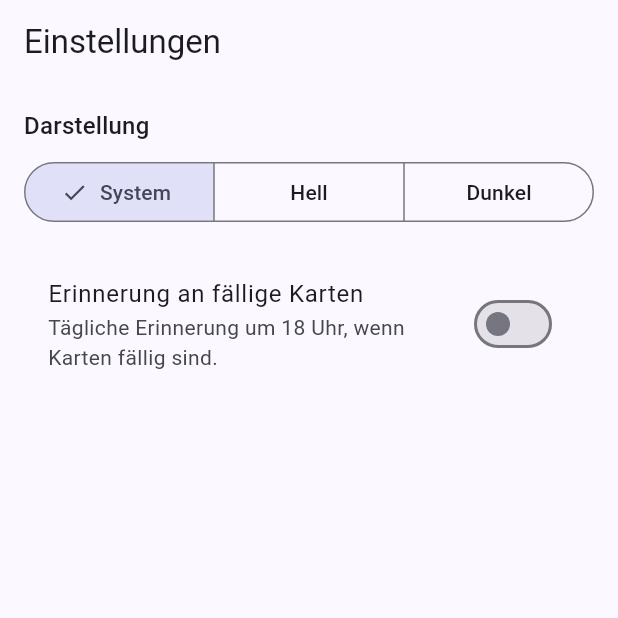
After one commit to aijoshgx-maker/meine_app, a Flutter app: the screen it shows after launch, scrolled down 545 dp, after a tap on the "settings" icon, on a phone screen of 412 x 824 dp, the top half of it. The commit adds this screen. Run offline on Flutter 3.47's test engine with Material 3 defaults, Android fonts, the phone set to English and light mode, and no system bars; our stand-ins replace fl_chart, flutter_local_notifications, flutter_riverpod, go_router, hive, hive_flutter and 1 more; accounts and stored records are empty.

Commit message:
Phase 8: theme toggle, haptics, animations, break reminder, notifications
- Manual dark/light/system theme toggle (Settings screen), persisted in a
  new app_settings Hive box, deferred from Phase 4.
- Haptic feedback on answer selection (selectionClick) and on revealing
  correct/incorrect (light/medium impact) - both fired from
  QuizSessionController so they happen once per action, not per rebuild.
- AnimatedSwitcher between recall -> confidence -> reveal phases and
  between questions.
- One-shot gentle break reminder (MaterialBanner) after ~27 minutes of
  continuous quiz activity (session_break_provider.dart), not a repeating
  nag.
- flutter_local_notifications-based daily due-card reminder
  (notification_service.dart): a single reusable notification slot,
  rescheduled opportunistically whenever the dashboard computes a
  due-count, using inexactAllowWhileIdle to avoid the Android 12+ exact-
  alarm permission flow. POST_NOTIFICATIONS is requested lazily from a
  Settings toggle, never unprompted on first launch. Timezone fixed to
  Europe/Berlin (simplification for this personal app, noted in code).
  Pure scheduling-time math is unit tested; the actual plugin call needs
  manual on-device verification (Android 13+ permission prompt, real
  notification delivery).

```diff
--- a/lib/app/app.dart
+++ b/lib/app/app.dart
@@ -1,12 +1,16 @@
 import 'package:flutter/material.dart';
+import 'package:flutter_riverpod/flutter_riverpod.dart';
 
 import 'router.dart';
+import 'settings_providers.dart';
 
-class Ap2App extends StatelessWidget {
+class Ap2App extends ConsumerWidget {
   const Ap2App({super.key});
 
   @override
-  Widget build(BuildContext context) {
+  Widget build(BuildContext context, WidgetRef ref) {
+    final themeMode = ref.watch(themeModeProvider);
+
     return MaterialApp.router(
       title: 'AP2 Industriemechaniker',
       theme: ThemeData(
@@ -20,7 +24,7 @@ class Ap2App extends StatelessWidget {
         ),
         useMaterial3: true,
       ),
-      themeMode: ThemeMode.system,
+      themeMode: themeMode,
       routerConfig: router,
     );
   }
--- a/lib/app/router.dart
+++ b/lib/app/router.dart
@@ -5,6 +5,7 @@ import '../features/dashboard/screens/dashboard_screen.dart';
 import '../features/pruefungssimulation/screens/pruefungs_auswahl_screen.dart';
 import '../features/quiz/providers/quiz_modus.dart';
 import '../features/quiz/screens/quiz_screen.dart';
+import '../features/settings/screens/settings_screen.dart';
 
 final router = GoRouter(
   routes: [
@@ -21,5 +22,9 @@ final router = GoRouter(
       path: '/arbeitsauftrag',
       builder: (context, state) => const ArbeitsauftragScreen(),
     ),
+    GoRoute(
+      path: '/settings',
+      builder: (context, state) => const SettingsScreen(),
+    ),
   ],
 );
--- /dev/null
+++ b/lib/app/settings_providers.dart
@@ -0,0 +1,60 @@
+import 'package:flutter/material.dart';
+import 'package:flutter_riverpod/flutter_riverpod.dart';
+
+import '../core/notifications/notification_service.dart';
+import '../data/settings_store.dart';
+
+final settingsStoreProvider = Provider((ref) => SettingsStore());
+final notificationServiceProvider = Provider((ref) => NotificationService());
+
+final themeModeProvider = NotifierProvider<ThemeModeController, ThemeMode>(
+  ThemeModeController.new,
+);
+
+class ThemeModeController extends Notifier<ThemeMode> {
+  @override
+  ThemeMode build() {
+    final gespeichert = ref.read(settingsStoreProvider).themeModeLaden();
+    return _vonText(gespeichert);
+  }
+
+  Future<void> setzen(ThemeMode modus) async {
+    state = modus;
+    await ref.read(settingsStoreProvider).themeModeSpeichern(modus.name);
+  }
+
+  ThemeMode _vonText(String? wert) {
+    return ThemeMode.values.firstWhere(
+      (m) => m.name == wert,
+      orElse: () => ThemeMode.system,
+    );
+  }
+}
+
+// Erinnerungen sind standardmäßig aus; die Android-13-Berechtigung wird erst
+// angefragt, wenn der Nutzer sie hier aktiv einschaltet (kein ungefragter
+// Permission-Dialog beim ersten App-Start).
+final remindersEnabledProvider =
+    NotifierProvider<RemindersEnabledController, bool>(
+      RemindersEnabledController.new,
+    );
+
+class RemindersEnabledController extends Notifier<bool> {
+  @override
+  bool build() => ref.read(settingsStoreProvider).remindersAktiviert();
+
+  Future<void> setzen(bool aktiviert) async {
+    if (aktiviert) {
+      final erlaubt = await ref
+          .read(notificationServiceProvider)
+          .berechtigungAnfragen();
+      if (!erlaubt) return;
+    } else {
+      await ref.read(notificationServiceProvider).erinnerungAbbrechen();
+    }
+    state = aktiviert;
+    await ref
+        .read(settingsStoreProvider)
+        .remindersAktiviertSpeichern(aktiviert);
+  }
+}
--- a/lib/features/dashboard/screens/dashboard_screen.dart
+++ b/lib/features/dashboard/screens/dashboard_screen.dart
@@ -2,6 +2,7 @@ import 'package:flutter/material.dart';
 import 'package:flutter_riverpod/flutter_riverpod.dart';
 import 'package:go_router/go_router.dart';
 
+import '../../../app/settings_providers.dart';
 import '../../arbeitsauftrag/providers/arbeitsauftrag_providers.dart';
 import '../../quiz/providers/quiz_modus.dart';
 import '../providers/dashboard_providers.dart';
@@ -21,8 +22,28 @@ class DashboardScreen extends ConsumerWidget {
     final faelligeAnzahl = ref.watch(faelligeAnzahlProvider);
     final arbeitsauftragFortschritt = ref.watch(checklistFortschrittProvider);
 
+    // Erinnerung bei jedem Dashboard-Aufbau opportunistisch neu planen (nur
+    // wenn der Nutzer Erinnerungen aktiviert hat). Bewusst direkt im Build
+    // statt nur via ref.listen, damit es auch beim allerersten Aufbau läuft
+    // und nicht erst bei einer späteren Änderung des Fällig-Werts.
+    if (ref.read(remindersEnabledProvider)) {
+      faelligeAnzahl.whenData(
+        (anzahl) => ref
+            .read(notificationServiceProvider)
+            .faelligeErinnerungPlanen(anzahl),
+      );
+    }
+
     return Scaffold(
-      appBar: AppBar(title: const Text('AP2 Industriemechaniker')),
+      appBar: AppBar(
+        title: const Text('AP2 Industriemechaniker'),
+        actions: [
+          IconButton(
+            icon: const Icon(Icons.settings),
+            onPressed: () => context.go('/settings'),
+          ),
+        ],
+      ),
       body: ListView(
         padding: const EdgeInsets.all(16),
         children: [
--- a/lib/features/quiz/providers/quiz_providers.dart
+++ b/lib/features/quiz/providers/quiz_providers.dart
@@ -1,6 +1,7 @@
 import 'dart:math' as math;
 
 import 'package:flutter/foundation.dart' show setEquals;
+import 'package:flutter/services.dart' show HapticFeedback;
 import 'package:flutter_riverpod/flutter_riverpod.dart';
 
 import '../../../core/spaced_repetition/fsrs_scheduler.dart';
@@ -159,6 +160,8 @@ class QuizSessionController extends AsyncNotifier<QuizSessionState> {
     final frage = aktuell?.aktuelleFrage;
     if (aktuell == null || frage == null) return;
 
+    HapticFeedback.selectionClick();
+
     final Set<int> neue;
     if (frage.typ == 'single' || frage.typ == 'wahrfalsch') {
       neue = {optionsIndex};
@@ -204,6 +207,7 @@ class QuizSessionController extends AsyncNotifier<QuizSessionState> {
     if (aktuell == null || frage == null) return;
 
     final korrekt = _pruefeKorrektheit(frage, aktuell.antwort);
+    korrekt ? HapticFeedback.lightImpact() : HapticFeedback.mediumImpact();
     _aktualisiereAntwort(
       aktuell.antwort.copyWith(phase: FragePhase.aufgedeckt, korrekt: korrekt),
     );
--- /dev/null
+++ b/lib/features/settings/screens/settings_screen.dart
@@ -0,0 +1,46 @@
+import 'package:flutter/material.dart';
+import 'package:flutter_riverpod/flutter_riverpod.dart';
+
+import '../../../app/settings_providers.dart';
+
+class SettingsScreen extends ConsumerWidget {
+  const SettingsScreen({super.key});
+
+  @override
+  Widget build(BuildContext context, WidgetRef ref) {
+    final themeMode = ref.watch(themeModeProvider);
+    final themeController = ref.read(themeModeProvider.notifier);
+    final remindersEnabled = ref.watch(remindersEnabledProvider);
+    final remindersController = ref.read(remindersEnabledProvider.notifier);
+
+    return Scaffold(
+      appBar: AppBar(title: const Text('Einstellungen')),
+      body: ListView(
+        padding: const EdgeInsets.all(16),
+        children: [
+          Text('Darstellung', style: Theme.of(context).textTheme.titleMedium),
+          const SizedBox(height: 8),
+          SegmentedButton<ThemeMode>(
+            segments: const [
+              ButtonSegment(value: ThemeMode.system, label: Text('System')),
+              ButtonSegment(value: ThemeMode.light, label: Text('Hell')),
+              ButtonSegment(value: ThemeMode.dark, label: Text('Dunkel')),
+            ],
+            selected: {themeMode},
+            onSelectionChanged: (auswahl) =>
+                themeController.setzen(auswahl.first),
+          ),
+          const SizedBox(height: 24),
+          SwitchListTile(
+            title: const Text('Erinnerung an fällige Karten'),
+            subtitle: const Text(
+              'Tägliche Erinnerung um 18 Uhr, wenn Karten fällig sind.',
+            ),
+            value: remindersEnabled,
+            onChanged: remindersController.setzen,
+          ),
+        ],
+      ),
+    );
+  }
+}
--- a/lib/main.dart
+++ b/lib/main.dart
@@ -3,9 +3,11 @@ import 'package:flutter_riverpod/flutter_riverpod.dart';
 import 'package:hive_flutter/hive_flutter.dart';
 
 import 'app/app.dart';
+import 'core/notifications/notification_service.dart';
 import 'data/arbeitsauftrag_store.dart';
 import 'data/attempt_history_store.dart';
 import 'data/fsrs_card_store.dart';
+import 'data/settings_store.dart';
 
 Future<void> main() async {
   WidgetsFlutterBinding.ensureInitialized();
@@ -15,5 +17,7 @@ Future<void> main() async {
   await Hive.openBox(ArbeitsauftragStore.checklistBoxName);
   await Hive.openBox(ArbeitsauftragStore.dokumentationBoxName);
   await Hive.openBox(ArbeitsauftragStore.fachgespraechBoxName);
+  await Hive.openBox(SettingsStore.boxName);
+  await NotificationService().init();
   runApp(const ProviderScope(child: Ap2App()));
 }
--- a/pubspec.yaml
+++ b/pubspec.yaml
@@ -39,6 +39,8 @@ dependencies:
   hive: ^2.2.3
   hive_flutter: ^1.1.0
   fl_chart: ^1.2.0
+  flutter_local_notifications: ^22.0.1
+  timezone: ^0.11.0
 dev_dependencies:
   flutter_test:
     sdk: flutter
```
Also changed, not shown: lib/core/notifications/notification_service.dart (added, +96 -0 lines), lib/data/settings_store.dart (added, +23 -0 lines), lib/features/quiz/providers/session_break_provider.dart (added, +22 -0 lines), lib/features/quiz/screens/quiz_screen.dart (+25 -1 lines), pubspec.lock, 7 other files.
